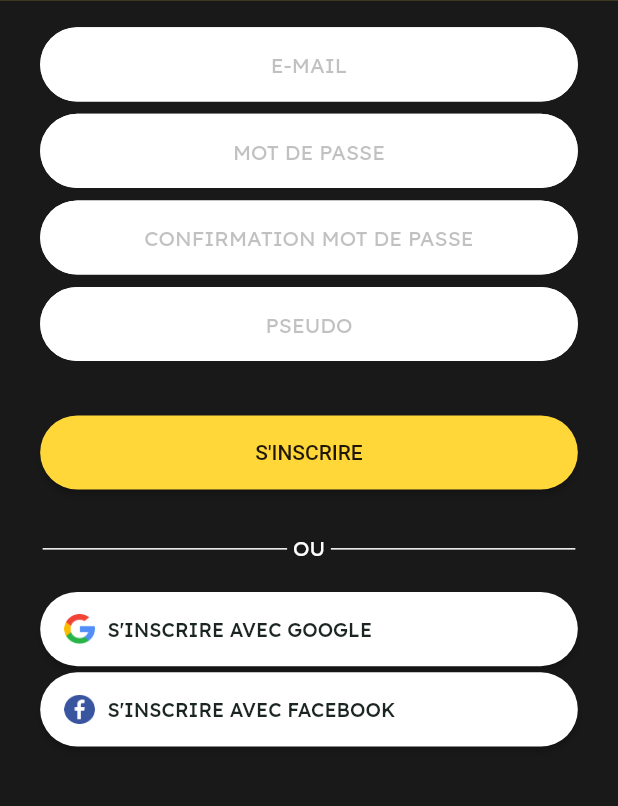
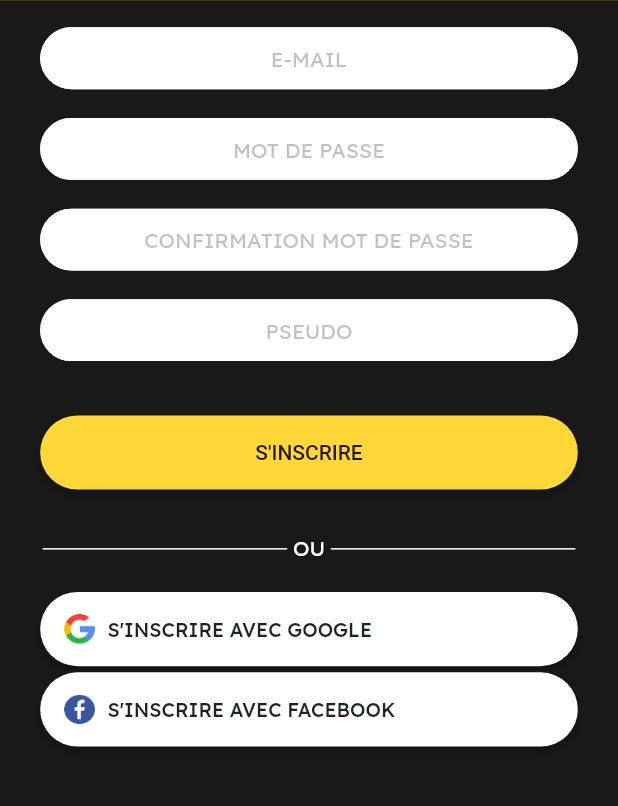
Before and after one commit to AlexandreMaillot/O-Spawn-Cup, a Flutter app: the Register screen opened by its route, on a phone screen of 412 x 824 dp, the part 383-1189 px from its top. Run offline on Flutter 3.47's test engine with Material 2 defaults, Android fonts, the light colour scheme and no system bars; our stand-ins replace cloud_firestore, dotted_border, dotted_line, firebase_auth, firebase_core, flutter_svg and 5 more; missing offline and left inert: cloud_firestore_odm, flutter_facebook_auth; accounts and stored records are empty; network calls fail.

```diff
--- a/lib/CustomsWidgets/custom_text_field.dart
+++ b/lib/CustomsWidgets/custom_text_field.dart
@@ -24,7 +24,7 @@ class CustomTextField extends StatelessWidget{
   Widget build(BuildContext context) {
     return SizedBox(
       width: screenSize.width * 0.87,
-      height: screenSize.height * 0.06,
+      height: screenSize.height * 0.05,
       child: TextField(
         controller: controller,
         textAlign: textAlign,
--- a/lib/view/sign_cup.dart
+++ b/lib/view/sign_cup.dart
@@ -40,7 +40,7 @@ class _SignCupState extends State<SignCup> {
       backgroundColor: colorBackgroundTheme,
       drawer: CustomDrawer(screenSize: screenSize),
       appBar: CustomAppBar(
-        title: "INSCRIPTPION",
+        title: "INSCRIPTION",
       ),
       body: SingleChildScrollView(
         child: Column(
```
